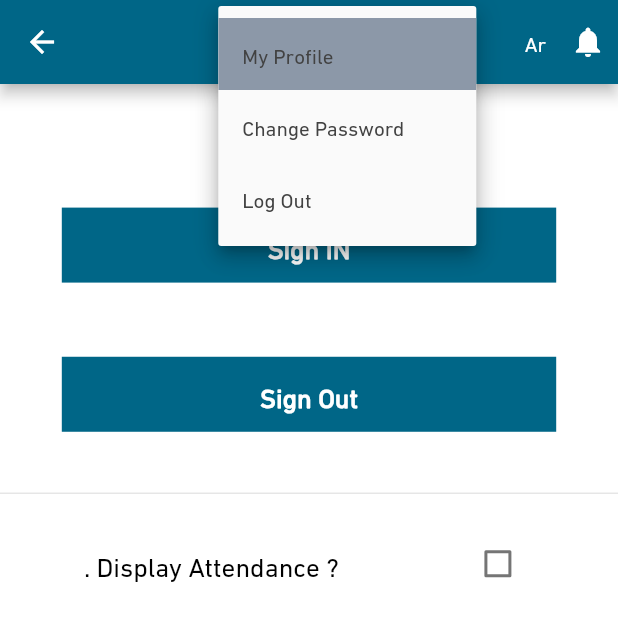
After one commit to khaled-nagy/b_smart, a Flutter app: the MyAttendance screen opened directly, after a tap on "Ahmed", on a phone screen of 412 x 824 dp. The commit adds this screen. Shown: the top 621 px of the screen. Run offline on Flutter 3.47's test engine with Material 2 defaults, Android fonts, the phone set to English and light mode, and no system bars; our stand-ins replace easy_localization, firebase_messaging, flutter_rating_bar, flutter_spinkit, fluttertoast, location and 4 more; accounts and stored records are empty.

Commit message:
creating my attendance_Screen

```diff
--- a/lib/main.dart
+++ b/lib/main.dart
@@ -1,6 +1,7 @@
 import 'package:b_smart/src/screens/splash_screen.dart';
 import 'package:b_smart/src/statemanagment/Change_Language.dart';
 import 'package:b_smart/src/statemanagment/selectRequestType.dart';
+import 'package:b_smart/src/statemanagment/show_Attendance.dart';
 import 'package:easy_localization/easy_localization.dart';
  import 'package:flutter/material.dart';
 import 'package:flutter_localizations/flutter_localizations.dart';
@@ -40,6 +41,9 @@ class MyApp extends StatelessWidget {
          },),
          ChangeNotifierProvider<ChangeLanguage>(create: (context) {
               return ChangeLanguage();
+         },),
+            ChangeNotifierProvider<ShowAttendance>(create: (context) {
+              return ShowAttendance();
          },)
       ],
           child: MaterialApp(
--- /dev/null
+++ b/lib/src/controllers/my_attendanceController.dart
@@ -0,0 +1,16 @@
+import 'package:b_smart/src/screens/homePage_Screen.dart';
+import 'package:mvc_pattern/mvc_pattern.dart';
+import 'package:flutter/material.dart';
+
+class MyAttendanceController extends ControllerMVC {
+  //to make single instance of class
+  factory MyAttendanceController() {
+    if (_this == null) _this = MyAttendanceController._();
+    return _this;
+  }
+  static MyAttendanceController _this;
+
+  MyAttendanceController._();
+
+  static MyAttendanceController get con => _this;
+}
--- a/lib/src/screens/login_screen.dart
+++ b/lib/src/screens/login_screen.dart
@@ -1,7 +1,7 @@
 import 'package:b_smart/src/controllers/LoginController.dart';
 import 'package:b_smart/src/widgets/BottomNavigationBar.dart';
 import 'package:b_smart/src/widgets/ButtonW.dart';
-import 'package:b_smart/src/widgets/Dropdownbtn.dart';
+import 'package:b_smart/src/widgets/Language_Dropdownbtn.dart';
 import 'package:b_smart/src/widgets/TextFormFieldW.dart';
 import 'package:flutter/material.dart';
 import 'package:mvc_pattern/mvc_pattern.dart';
--- /dev/null
+++ b/lib/src/screens/myattendance_Screen.dart
@@ -0,0 +1,150 @@
+import 'package:b_smart/src/controllers/Change_passController.dart';
+import 'package:b_smart/src/controllers/my_attendanceController.dart';
+import 'package:b_smart/src/statemanagment/show_Attendance.dart';
+import 'package:b_smart/src/widgets/Appbar.dart';
+import 'package:b_smart/src/widgets/ButtonW.dart';
+import 'package:b_smart/src/widgets/CheckBox.dart';
+import 'package:b_smart/src/widgets/DropDown_BtnW.dart';
+import 'package:flutter/material.dart';
+import 'package:mvc_pattern/mvc_pattern.dart';
+
+import 'package:b_smart/src/controllers/Profile_controller.dart';
+import 'package:provider/provider.dart';
+
+class MyAttendance extends StatefulWidget {
+  @override
+  createState() => MyAttendanceView();
+}
+
+class MyAttendanceView extends StateMVC<MyAttendance> {
+  MyAttendanceView() : super(MyAttendanceController()) {
+    _myAttendanceController = MyAttendanceController.con;
+  }
+  MyAttendanceController _myAttendanceController;
+
+  @override
+  Widget build(BuildContext context) {
+    var size = MediaQuery.of(context).size;
+    var prov = Provider.of<ShowAttendance>(context);
+
+    return Scaffold(
+      appBar: appbar(context: context),
+      body: SingleChildScrollView(
+        child: Column(
+          children: [
+            SizedBox(
+              height: size.height * 0.1,
+            ),
+            Center(
+              child: ButtonW(
+                height: 50.0,
+                onpress: () {},
+                width: size.width * 0.8,
+                text: "Sign IN",
+                color: Theme.of(context).backgroundColor,
+                textstyle: Theme.of(context).textTheme.headline1,
+              ),
+            ),
+            SizedBox(
+              height: size.height * 0.06,
+            ),
+            Center(
+              child: ButtonW(
+                height: 50.0,
+                onpress: () {},
+                width: size.width * 0.8,
+                text: "Sign Out",
+                color: Theme.of(context).backgroundColor,
+                textstyle: Theme.of(context).textTheme.headline1,
+              ),
+            ),
+            SizedBox(
+              height: size.height * 0.04,
+            ),
+            new Divider(
+              thickness: 0.8,
+            ),
+            Padding(
+              padding: const EdgeInsets.all(15),
+              child: Row(
+                mainAxisAlignment: MainAxisAlignment.spaceAround,
+                children: [
+                  Container(
+                    child: Text(
+                      ". Display Attendance ?",
+                      style: Theme.of(context).textTheme.bodyText1,
+                    ),
+                    alignment: Alignment.topLeft,
+                  ),
+                  CheckBoxW()
+                ],
+              ),
+            ),
+            prov.isDisplay == true
+                ? Container(
+                    width: size.width,
+                    height: 50.0,
+                    child: Row(
+                      mainAxisAlignment: MainAxisAlignment.spaceAround,
+                      children: [
+                        Card(
+                          child: DropDownW(
+                            width: size.width*0.4,
+                            isexpanded: true,
+                            onchanged: (value) {},
+                            hint: Text(
+                              " Select Year ",
+                              style: Theme.of(context).textTheme.bodyText1,
+                            ),
+                            items: [
+                              DropdownMenuItem(
+                                child: Text("test"),
+                                value: "test",
+                              ),
+                              DropdownMenuItem(
+                                child: Text("test"),
+                                value: "test",
+                              ),
+                              DropdownMenuItem(
+                                child: Text("test"),
+                                value: "test",
+                              )
+                            ],
+                          ),
+                        ),
+                        Card(
+                                                  child: DropDownW(
+
+                             width: size.width*0.4,
+                            isexpanded: true,
+                            onchanged: (value) {},
+                            hint: Text(
+                              " Select Month ",
+                              style: Theme.of(context).textTheme.bodyText1,
+                            ),
+                            items: [
+                              DropdownMenuItem(
+                                child: Text("test"),
+                                value: "test",
+                              ),
+                              DropdownMenuItem(
+                                child: Text("test"),
+                                value: "test",
+                              ),
+                              DropdownMenuItem(
+                                child: Text("test"),
+                                value: "test",
+                              )
+                            ],
+                          ),
+                        ),
+                      ],
+                    ),
+                  )
+                : Container()
+          ],
+        ),
+      ),
+    );
+  }
+}
--- /dev/null
+++ b/lib/src/statemanagment/show_Attendance.dart
@@ -0,0 +1,10 @@
+
+import 'package:flutter/material.dart';
+
+    class ShowAttendance extends ChangeNotifier {
+         bool isDisplay =false;
+         diplayattendance(){
+           isDisplay=!isDisplay;
+              notifyListeners();
+         }
+    }
--- a/lib/src/widgets/Appbar.dart
+++ b/lib/src/widgets/Appbar.dart
@@ -1,3 +1,5 @@
+import 'package:b_smart/src/screens/ChangePass_Screen.dart';
+import 'package:b_smart/src/screens/Profile_Screen.dart';
 import 'package:flutter/material.dart';
 
 Widget appbar({BuildContext context}) {
@@ -36,16 +38,34 @@ Widget appbar({BuildContext context}) {
           },
           items: [
             DropdownMenuItem(
-              child: Text("My Profile"),
-              value: "My Profile",
+              child: InkWell(
+                onTap: (){
+                  Navigator.push(context, MaterialPageRoute(
+                    builder: (context){
+                      return MyProfile();
+                    }
+                  ));
+                },
+                child: Text("My Profile")),
+              value: "Profile",
             ),
             DropdownMenuItem(
-              child: Text("Change Password"),
-              value: "My Profile",
+              child: InkWell(
+                onTap: (){
+                    Navigator.push(context, MaterialPageRoute(
+                    builder: (context){
+                      return ChangePassword();
+                    }
+                  ));
+                },
+                child: Text("Change Password")),
+              value: "ChangePass",
             ),
             DropdownMenuItem(
-              child: Text("My Profile"),
-              value: "Log Out",
+              child: InkWell(
+
+                child: Text("Log Out")),
+              value: "LogOut",
             ),
           ],
         ),
--- /dev/null
+++ b/lib/src/widgets/CheckBox.dart
@@ -0,0 +1,23 @@
+import 'package:b_smart/src/statemanagment/show_Attendance.dart';
+import 'package:flutter/material.dart';
+import 'package:provider/provider.dart';
+
+class CheckBoxW extends StatelessWidget {
+  @override
+  Widget build(BuildContext context) {
+    return Consumer<ShowAttendance>(
+      builder: (context,notifier,child){
+           return    Checkbox(
+             checkColor: Colors.red,
+              focusColor:Colors.red  ,
+        onChanged: (bool value) {
+          notifier.diplayattendance();
+          print(notifier.isDisplay.toString());
+        },
+        value: notifier.isDisplay,
+      );
+      },
+
+    );
+  }
+}
```
Also changed, not shown: lib/src/controllers/Change_passController.dart (added, +16 -0 lines), lib/src/controllers/Profile_controller.dart (added, +16 -0 lines), lib/src/screens/ChangePass_Screen.dart (added, +23 -0 lines), lib/src/screens/Profile_Screen.dart (added, +25 -0 lines), lib/src/screens/my_Tasks.dart (+1 -13 lines), lib/src/widgets/Drawer.dart (+14 -5 lines), lib/src/widgets/DropDown_BtnW.dart (added, +23 -0 lines), lib/src/widgets/Language_Dropdownbtn.dart (renamed from lib/src/widgets/Dropdownbtn.dart).
